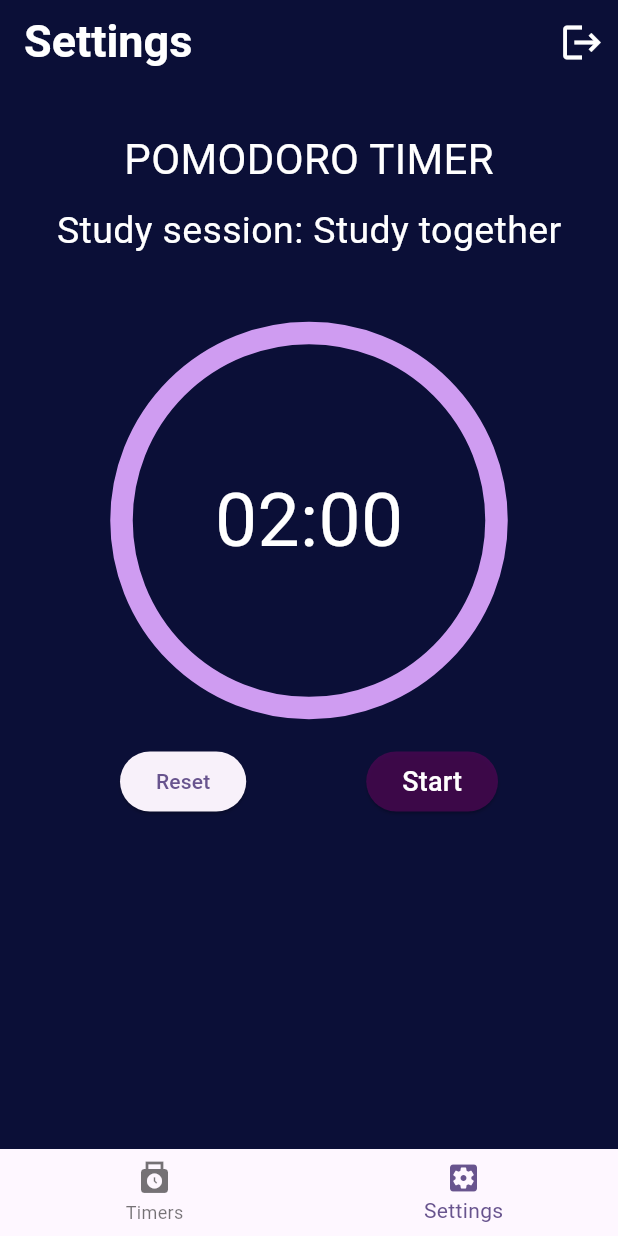
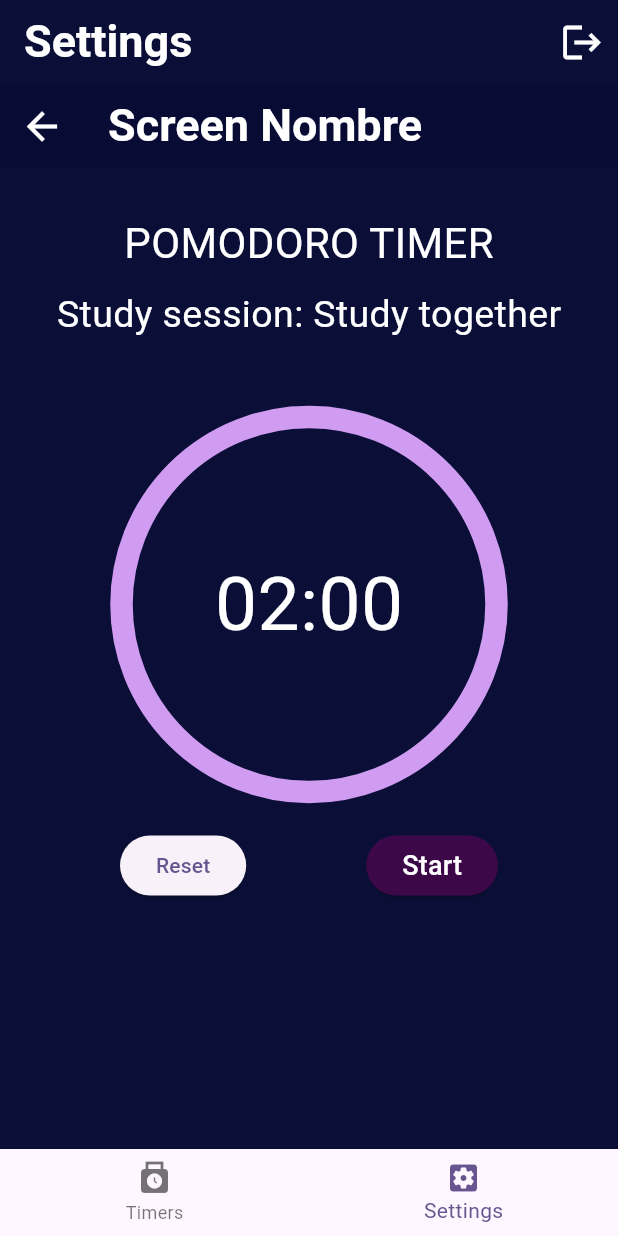
Before and after one commit to ingridlopez45/pomodoro_timer, a Flutter app: the screen it shows after launch, swiped to page 2, on a phone screen of 412 x 824 dp. Run offline on Flutter 3.47's test engine with Material 3 defaults, Android fonts, the phone set to English and light mode, and no system bars.

```diff
--- a/lib/pages/pomodoro_page.dart
+++ b/lib/pages/pomodoro_page.dart
@@ -1,29 +1,52 @@
 import 'package:flutter/material.dart';
 import 'package:pomodoro_timer/components/timer_session.dart';
 
-class PomodoroPage extends StatelessWidget{
-  PomodoroPage ({super.key});
+class PomodoroPage extends StatelessWidget {
+  const PomodoroPage({super.key});
 
   @override
-
-  Widget build(BuildContext context){
+  Widget build(BuildContext context) {
     return Scaffold(
         backgroundColor: Theme.of(context).primaryColor,
-      body: SafeArea(child: SingleChildScrollView(
+        appBar: AppBar(
+          automaticallyImplyLeading: false,
+          backgroundColor: Theme.of(context).primaryColor,
+          elevation: 0,
+          title: Text(
+            "Screen Nombre",
+            style: TextStyle(
+                color: Theme.of(context).secondaryHeaderColor,
+                fontSize: 30,
+                fontWeight: FontWeight.bold),
+          ),
+          leading: IconButton(
+            icon: const Icon(Icons.arrow_back),
+            color: Theme.of(context).secondaryHeaderColor,
+            iconSize: 30,
+            onPressed: () {
+              Navigator.pop(context);
+            },
+          ),
+        ),
+        body: SafeArea(
+          child: SingleChildScrollView(
             child: Center(
               child: Column(
                 children: [
                   const SizedBox(height: 30),
-              const Text('POMODORO TIMER', style: TextStyle(fontSize: 28,color: Colors.white)),
+                  const Text('POMODORO TIMER',
+                      style: TextStyle(fontSize: 28, color: Colors.white)),
                   const SizedBox(height: 10),
-              const Text('Study session: Study together', style: TextStyle(fontSize: 25, color: Colors.white),),
+                  const Text(
+                    'Study session: Study together',
+                    style: TextStyle(fontSize: 25, color: Colors.white),
+                  ),
                   const SizedBox(height: 50),
                   TimerSession()
                 ],
               ),
             ),
-      ),)
-    );
+          ),
+        ));
   }
-
 }
```
Lines whose indentation alone changed are shown as unchanged.
